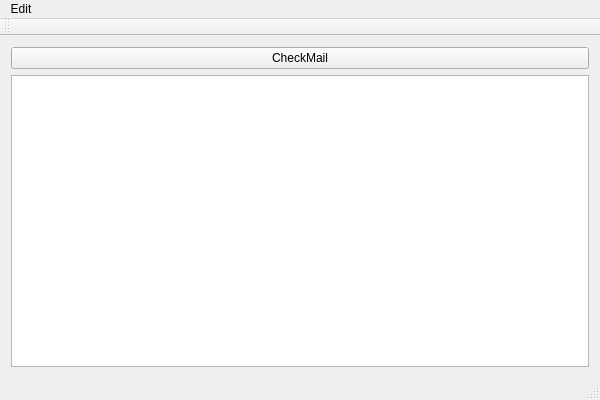
This is qtincoming.ui in hardaker/qmailcheck as Qt 5 draws it before an edit. The edited form follows.
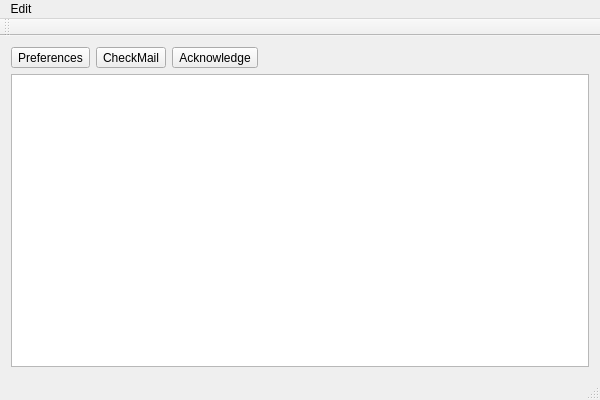
This is the edited form.

Commit message: added an acknowledge button

Diff of the .ui file:
```diff
--- a/qtincoming.ui
+++ b/qtincoming.ui
@@ -28,11 +28,42 @@
    </property>
    <layout class="QVBoxLayout" name="verticalLayout">
     <item>
-     <widget class="QPushButton" name="checkMail">
-      <property name="text">
-       <string>CheckMail</string>
-      </property>
-     </widget>
+     <layout class="QHBoxLayout" name="horizontalLayout">
+      <item>
+       <widget class="QToolButton" name="preferences">
+        <property name="text">
+         <string>Preferences</string>
+        </property>
+       </widget>
+      </item>
+      <item>
+       <widget class="QToolButton" name="checkMail">
+        <property name="text">
+         <string>CheckMail</string>
+        </property>
+       </widget>
+      </item>
+      <item>
+       <widget class="QToolButton" name="acknowledge">
+        <property name="text">
+         <string>Acknowledge</string>
+        </property>
+       </widget>
+      </item>
+      <item>
+       <spacer name="horizontalSpacer">
+        <property name="orientation">
+         <enum>Qt::Horizontal</enum>
+        </property>
+        <property name="sizeHint" stdset="0">
+         <size>
+          <width>40</width>
+          <height>20</height>
+         </size>
+        </property>
+       </spacer>
+      </item>
+     </layout>
     </item>
     <item>
      <widget class="QTableView" name="mailTable">
```
The commit also changes 3 other files.
